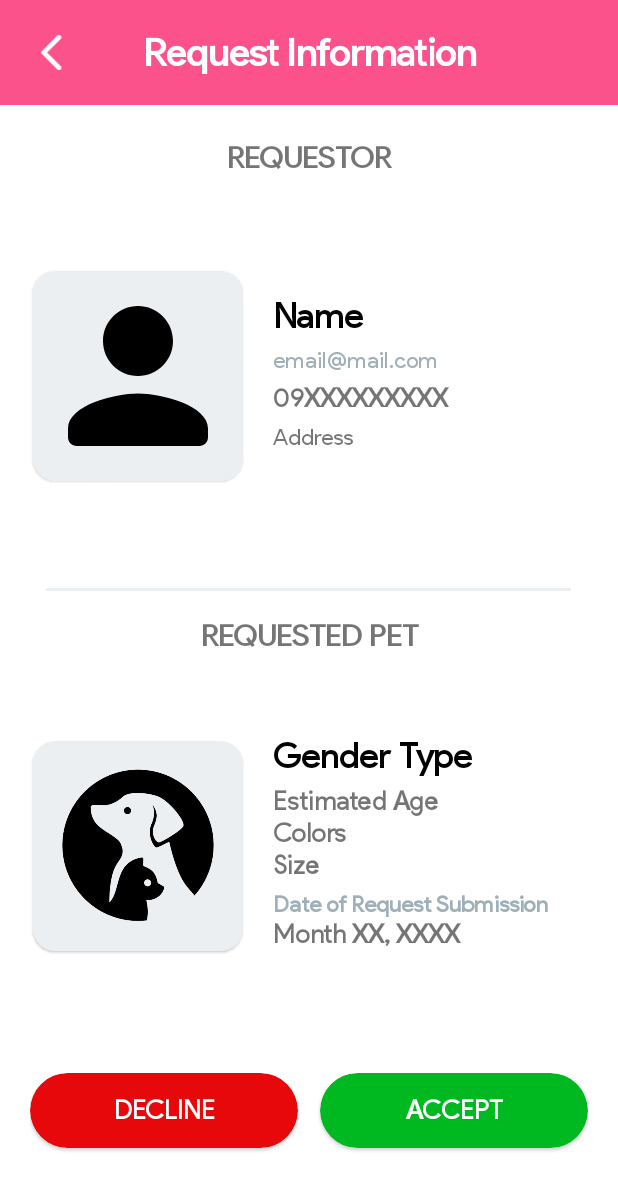
After one commit to charleology/scratch-admin, an Android app: the RequestInformation screen opened directly, with no data from a screen before it, on a phone screen of 412 x 824 dp. The commit adds this screen. Shown: the top 1190 px of the screen. Run offline under Robolectric (Android 15) with nearby library versions, the phone set to English and light mode, and no system bars.

```diff
--- a/app/src/main/AndroidManifest.xml
+++ b/app/src/main/AndroidManifest.xml
@@ -13,6 +13,9 @@
         android:supportsRtl="true"
         android:theme="@style/Theme.Scratchadmin"
         tools:targetApi="31">
+        <activity
+            android:name=".RequestInformation"
+            android:exported="false" />
         <activity
             android:name=".CreateReport"
             android:exported="false" />
--- /dev/null
+++ b/app/src/main/java/com/example/scratch_admin/RequestInformation.java
@@ -0,0 +1,22 @@
+package com.example.scratch_admin;
+
+import androidx.appcompat.app.AppCompatActivity;
+
+import android.os.Bundle;
+import android.view.View;
+import android.view.Window;
+
+public class RequestInformation extends AppCompatActivity {
+
+    @Override
+    protected void onCreate(Bundle savedInstanceState) {
+        super.onCreate(savedInstanceState);
+        setContentView(R.layout.activity_request_information);
+        getSupportActionBar().hide();
+
+        //to adopt status bar to the pink header
+        Window window = this.getWindow();
+        window.setStatusBarColor(this.getResources().getColor(R.color.pink));
+        window.getDecorView().setSystemUiVisibility(View.SYSTEM_UI_FLAG_LAYOUT_STABLE);
+    }
+}
--- a/app/src/main/java/com/example/scratch_admin/RequestList.java
+++ b/app/src/main/java/com/example/scratch_admin/RequestList.java
@@ -4,6 +4,7 @@ import androidx.appcompat.app.AppCompatActivity;
 import androidx.recyclerview.widget.LinearLayoutManager;
 import androidx.recyclerview.widget.RecyclerView;
 
+import android.content.Intent;
 import android.os.Bundle;
 import android.view.View;
 import android.view.Window;
@@ -55,6 +56,11 @@ public class RequestList extends AppCompatActivity {
         });
     }
 
+    public void onRequestPressed(View view){
+        Intent i = new Intent(RequestList.this, RequestInformation.class);
+        startActivity(i);
+    }
+
     public void back(View view){
         onBackPressed();
     }
--- /dev/null
+++ b/app/src/main/res/drawable/ic_round_person_24.xml
@@ -0,0 +1,5 @@
+<vector android:height="24dp" android:tint="#000000"
+    android:viewportHeight="24" android:viewportWidth="24"
+    android:width="24dp" xmlns:android="http://schemas.android.com/apk/res/android">
+    <path android:fillColor="@android:color/white" android:pathData="M12,12c2.21,0 4,-1.79 4,-4s-1.79,-4 -4,-4 -4,1.79 -4,4 1.79,4 4,4zM12,14c-2.67,0 -8,1.34 -8,4v1c0,0.55 0.45,1 1,1h14c0.55,0 1,-0.45 1,-1v-1c0,-2.66 -5.33,-4 -8,-4z"/>
+</vector>
--- a/app/src/main/res/layout/activity_dashboard.xml
+++ b/app/src/main/res/layout/activity_dashboard.xml
@@ -40,11 +40,11 @@
     </LinearLayout>
 
     <com.google.android.material.card.MaterialCardView
+        style="@style/CustomCardViewStyle"
         android:layout_width="match_parent"
         android:layout_height="match_parent"
         android:layout_marginTop="5dp"
-        android:backgroundTint="@color/darkerNighty"
-        app:cardCornerRadius="20dp">
+        android:backgroundTint="@color/darkerNighty">
 
         <LinearLayout
             android:layout_width="match_parent"
@@ -57,8 +57,8 @@
                 android:layout_height="match_parent"
                 android:layout_weight="0.25"
                 android:orientation="horizontal"
-                android:paddingHorizontal="15dp"
-                android:paddingTop="15dp"
+                android:paddingHorizontal="10dp"
+                android:paddingTop="10dp"
                 android:weightSum="2">
 
                 <LinearLayout
@@ -262,7 +262,7 @@
                 android:layout_height="match_parent"
                 android:layout_weight="1.75"
                 android:orientation="horizontal"
-                android:paddingHorizontal="15dp"
+                android:paddingHorizontal="10dp"
                 android:paddingBottom="15dp">
 
                 <com.google.android.material.card.MaterialCardView
--- a/app/src/main/res/layout/activity_manage_account.xml
+++ b/app/src/main/res/layout/activity_manage_account.xml
@@ -7,16 +7,11 @@
     android:orientation="vertical"
     tools:context=".ManageAccount">
 
-
-    <com.google.android.material.card.MaterialCardView
-        android:layout_width="match_parent"
-        android:layout_height="70dp"
-        style="@style/CustomCardViewStyle"
-        android:backgroundTint="@color/pink">
     <LinearLayout
         android:id="@+id/pinkHeader"
         android:layout_width="match_parent"
         android:layout_height="70dp"
+        android:background="@color/pink"
         android:gravity="center"
         android:orientation="horizontal"
         android:paddingStart="15dp"
@@ -51,8 +46,6 @@
             android:onClick="onCreateAccountPressed"/>
 
     </LinearLayout>
-
-    </com.google.android.material.card.MaterialCardView>
 
     <LinearLayout
         android:layout_width="match_parent"
--- /dev/null
+++ b/app/src/main/res/layout/activity_request_information.xml
@@ -0,0 +1,343 @@
+<?xml version="1.0" encoding="utf-8"?>
+<LinearLayout xmlns:android="http://schemas.android.com/apk/res/android"
+    xmlns:app="http://schemas.android.com/apk/res-auto"
+    xmlns:tools="http://schemas.android.com/tools"
+    android:layout_width="match_parent"
+    android:layout_height="match_parent"
+    android:background="@color/nighty"
+    android:orientation="vertical"
+    tools:context=".RequestInformation">
+
+    <LinearLayout
+        android:id="@+id/pinkHeader"
+        android:layout_width="match_parent"
+        android:layout_height="70dp"
+        android:background="@color/pink"
+        android:gravity="center"
+        android:orientation="horizontal"
+        android:paddingStart="15dp"
+        android:paddingEnd="15dp"
+        android:weightSum="3">
+
+        <ImageView
+            android:id="@+id/reqInfoBackIv"
+            android:layout_width="match_parent"
+            android:layout_height="30dp"
+            android:layout_weight="1.35"
+            android:src="@drawable/ic_round_arrow_back_ios_24"
+            app:tint="@color/whitey" />
+
+        <TextView
+            android:layout_width="match_parent"
+            android:layout_height="wrap_content"
+            android:layout_weight="0.3"
+            android:textAlignment="center"
+            android:text="Request Information"
+            android:textColor="@color/whitey"
+            android:textSize="25sp"
+            android:textStyle="bold" />
+
+        <ImageView
+            android:layout_width="match_parent"
+            android:layout_height="30dp"
+            android:layout_weight="1.35"
+            android:alpha="0"
+            android:src="@drawable/ic_round_add_24"
+            app:tint="@color/whitey" />
+
+    </LinearLayout>
+
+    <LinearLayout
+        android:layout_width="match_parent"
+        android:layout_height="match_parent"
+        android:layout_weight="0.25"
+        android:gravity="center"
+        android:orientation="vertical"
+        android:paddingVertical="15dp"
+        android:weightSum="2">
+
+        <LinearLayout
+            android:layout_width="match_parent"
+            android:layout_height="match_parent"
+            android:layout_weight="1"
+            android:orientation="vertical"
+            android:paddingHorizontal="7dp"
+            android:paddingVertical="7dp">
+
+            <TextView
+                android:layout_width="match_parent"
+                android:layout_height="wrap_content"
+                android:text="REQUESTOR"
+                android:textAlignment="center"
+                android:textSize="20sp"
+                android:textStyle="bold" />
+
+            <LinearLayout
+                android:layout_width="match_parent"
+                android:layout_height="match_parent"
+                android:gravity="center"
+                android:orientation="horizontal"
+                android:weightSum="2">
+
+                <LinearLayout
+                    android:layout_width="match_parent"
+                    android:layout_height="match_parent"
+                    android:layout_weight="1.15"
+                    android:gravity="center"
+                    android:orientation="vertical">
+
+                    <com.google.android.material.card.MaterialCardView
+                        android:layout_width="140dp"
+                        android:layout_height="140dp"
+                        app:cardCornerRadius="15dp">
+
+                        <ImageView
+                            android:id="@+id/reqInfoUserPicIv"
+                            android:layout_width="match_parent"
+                            android:layout_height="match_parent"
+                            android:scaleType="centerCrop"
+                            android:src="@drawable/ic_round_person_24"
+                            android:background="@color/lightgray"/>
+
+                    </com.google.android.material.card.MaterialCardView>
+
+                </LinearLayout>
+
+                <LinearLayout
+                    android:layout_width="match_parent"
+                    android:layout_height="match_parent"
+                    android:layout_weight="0.85"
+                    android:gravity="center"
+                    android:orientation="vertical"
+                    android:paddingHorizontal="5dp">
+
+                    <TextView
+                        android:id="@+id/reqInfoUserNameTv"
+                        android:layout_width="match_parent"
+                        android:layout_height="wrap_content"
+                        android:layout_marginBottom="5dp"
+                        android:text="Name"
+                        android:textSize="23sp"
+                        android:textColor="@color/black"
+                        android:textStyle="bold" />
+
+                    <TextView
+                        android:id="@+id/reqInfoUserEmailTv"
+                        android:layout_width="match_parent"
+                        android:layout_height="wrap_content"
+                        android:layout_marginBottom="5dp"
+                        android:text="email@mail.com"
+                        android:textColor="@color/textgray"
+                        android:textSize="15sp" />
+
+                    <TextView
+                        android:id="@+id/reqInfoUserContactTv"
+                        android:layout_width="match_parent"
+                        android:layout_height="wrap_content"
+                        android:layout_marginBottom="5dp"
+                        android:text="09XXXXXXXXX"
+                        android:textSize="17sp"
+                        android:textStyle="bold" />
+
+                    <TextView
+                        android:id="@+id/reqInforUserAddressTv"
+                        android:layout_width="match_parent"
+                        android:layout_height="wrap_content"
+                        android:layout_marginBottom="5dp"
+                        android:text="Address"
+                        android:textSize="15sp" />
+
+                </LinearLayout>
+
+            </LinearLayout>
+
+        </LinearLayout>
+
+        <View
+            android:layout_width="350dp"
+            android:layout_height="2dp"
+            android:background="@color/lightgray" />
+
+        <LinearLayout
+            android:layout_width="match_parent"
+            android:layout_height="match_parent"
+            android:layout_weight="1"
+            android:orientation="vertical"
+            android:paddingHorizontal="7dp"
+            android:paddingVertical="7dp">
+
+            <TextView
+                android:layout_marginTop="10dp"
+                android:layout_width="match_parent"
+                android:layout_height="wrap_content"
+                android:text="REQUESTED PET"
+                android:textAlignment="center"
+                android:textSize="20sp"
+                android:textStyle="bold" />
+
+            <LinearLayout
+                android:layout_width="match_parent"
+                android:layout_height="match_parent"
+                android:gravity="center"
+                android:orientation="horizontal"
+                android:weightSum="2">
+
+                <LinearLayout
+                    android:layout_width="match_parent"
+                    android:layout_height="match_parent"
+                    android:layout_weight="1.15"
+                    android:gravity="center"
+                    android:orientation="vertical">
+
+                    <com.google.android.material.card.MaterialCardView
+                        android:layout_width="140dp"
+                        android:layout_height="140dp"
+                        app:cardCornerRadius="15dp">
+
+                        <ImageView
+                            android:id="@+id/reqInfoPetPicIv"
+                            android:layout_width="match_parent"
+                            android:layout_height="match_parent"
+                            android:scaleType="centerCrop"
+                            android:src="@drawable/dog_cat"
+                            android:background="@color/lightgray"/>
+
+                    </com.google.android.material.card.MaterialCardView>
+
+                </LinearLayout>
+
+                <LinearLayout
+                    android:layout_width="match_parent"
+                    android:layout_height="match_parent"
+                    android:layout_weight="0.85"
+                    android:gravity="center"
+                    android:orientation="vertical"
+                    android:paddingHorizontal="5dp">
+
+                    <TextView
+                        android:id="@+id/reqInfoGenderTypeTv"
+                        android:layout_width="match_parent"
+                        android:layout_height="wrap_content"
+                        android:layout_marginBottom="5dp"
+                        android:text="Gender Type"
+                        android:textSize="23sp"
+                        android:textColor="@color/black"
+                        android:textStyle="bold" />
+
+                    <TextView
+                        android:id="@+id/reqInfoAgeTv"
+                        android:layout_width="match_parent"
+                        android:layout_height="wrap_content"
+                        android:text="Estimated Age"
+                        android:textSize="17sp"
+                        android:textStyle="bold" />
+
+                    <TextView
+                        android:id="@+id/reqInfoColorTv"
+                        android:layout_width="match_parent"
+                        android:layout_height="wrap_content"
+                        android:text="Colors"
+                        android:textSize="17sp"
+                        android:textStyle="bold" />
+
+                    <TextView
+                        android:id="@+id/reqInfoSizeTv"
+                        android:layout_width="match_parent"
+                        android:layout_height="wrap_content"
+                        android:layout_marginBottom="5dp"
+                        android:text="Size"
+                        android:textSize="17sp"
+                        android:textStyle="bold" />
+
+                    <TextView
+                        android:layout_width="match_parent"
+                        android:layout_height="wrap_content"
+                        android:text="Date of Request Submission"
+                        android:textSize="15sp"
+                        android:textStyle="bold"
+                        android:textColor="@color/textgray"/>
+
+                    <TextView
+                        android:id="@+id/reqInfoSubmitDateTv"
+                        android:layout_width="match_parent"
+                        android:layout_height="wrap_content"
+                        android:layout_marginBottom="5dp"
+                        android:text="Month XX, XXXX"
+                        android:textSize="17sp"
+                        android:textStyle="bold"/>
+
+                </LinearLayout>
+
+            </LinearLayout>
+
+        </LinearLayout>
+
+    </LinearLayout>
+
+    <LinearLayout
+        android:layout_width="match_parent"
+        android:layout_height="match_parent"
+        android:weightSum="2"
+        android:layout_weight="1"
+        android:orientation="horizontal"
+        android:gravity="center_horizontal"
+        android:paddingHorizontal="20dp">
+
+        <com.google.android.material.card.MaterialCardView
+            android:layout_width="match_parent"
+            android:layout_weight="1"
+            android:layout_height="50dp"
+            app:cardCornerRadius="100dp"
+            android:layout_marginEnd="7.5dp"
+            android:backgroundTint="@color/red">
+
+            <LinearLayout
+                android:layout_width="match_parent"
+                android:layout_height="match_parent"
+                android:orientation="vertical"
+                android:gravity="center">
+
+                <TextView
+                    android:layout_width="match_parent"
+                    android:layout_height="wrap_content"
+                    android:text="DECLINE"
+                    android:textColor="@color/whitey"
+                    android:textStyle="bold"
+                    android:textSize="17dp"
+                    android:textAlignment="center"/>
+
+            </LinearLayout>
+
+        </com.google.android.material.card.MaterialCardView>
+
+        <com.google.android.material.card.MaterialCardView
+            android:layout_width="match_parent"
+            android:layout_weight="1"
+            android:layout_height="50dp"
+            app:cardCornerRadius="100dp"
+            android:layout_marginStart="7.5dp"
+            android:backgroundTint="@color/green">
+
+            <LinearLayout
+                android:layout_width="match_parent"
+                android:layout_height="match_parent"
+                android:orientation="vertical"
+                android:gravity="center">
+
+                <TextView
+                    android:layout_width="match_parent"
+                    android:layout_height="wrap_content"
+                    android:text="ACCEPT"
+                    android:textColor="@color/whitey"
+                    android:textStyle="bold"
+                    android:textSize="17dp"
+                    android:textAlignment="center"/>
+
+            </LinearLayout>
+
+        </com.google.android.material.card.MaterialCardView>
+
+    </LinearLayout>
+
+
+</LinearLayout>
--- a/app/src/main/res/layout/activity_request_list.xml
+++ b/app/src/main/res/layout/activity_request_list.xml
@@ -8,15 +8,11 @@
     android:background="@color/nighty"
     tools:context=".RequestList">
 
-    <com.google.android.material.card.MaterialCardView
-        android:layout_width="match_parent"
-        android:layout_height="70dp"
-        style="@style/CustomCardViewStyle"
-        android:backgroundTint="@color/pink">
     <LinearLayout
         android:id="@+id/pinkHeader"
         android:layout_width="match_parent"
         android:layout_height="70dp"
+        android:background="@color/pink"
         android:gravity="center"
         android:orientation="horizontal"
         android:paddingStart="15dp"
@@ -35,11 +31,13 @@
             android:layout_width="match_parent"
             android:layout_height="wrap_content"
             android:layout_weight="0.3"
+            android:onClick="onRequestPressed"
             android:paddingStart="30dp"
             android:text="Requests"
             android:textColor="@color/whitey"
             android:textSize="25sp"
-            android:textStyle="bold" />
+            android:textStyle="bold"
+            tools:ignore="TouchTargetSizeCheck" />
 
         <ImageView
             android:layout_width="match_parent"
@@ -50,8 +48,6 @@
             android:alpha="0"/>
 
     </LinearLayout>
-
-    </com.google.android.material.card.MaterialCardView>
 
     <LinearLayout
         android:layout_width="match_parent"
--- a/app/src/main/res/values-night/themes.xml
+++ b/app/src/main/res/values-night/themes.xml
@@ -155,4 +155,14 @@
         <!-- inactive track color (30% transparency) -->
         <item name="android:colorForeground">#42FFFFFF</item>
     </style>
+
+    <style name="CustomCardViewStyle" parent="@style/Widget.MaterialComponents.CardView">
+        <item name="shapeAppearanceOverlay">@style/ShapeAppearanceOverlay_card_custom_corners</item>
+    </style>
+
+    <style name="ShapeAppearanceOverlay_card_custom_corners" parent="">
+        <item name="cornerFamily">rounded</item>
+        <item name="cornerSizeTopRight">20dp</item>
+        <item name="cornerSizeTopLeft">20dp</item>
+    </style>
 </resources>
--- a/app/src/main/res/values/colors.xml
+++ b/app/src/main/res/values/colors.xml
@@ -20,7 +20,7 @@
     <color name="textgray">#9fb0b9</color>
     <color name="lightgray">#eceff1</color>
     <color name="darkgray">#3d3d39</color>
-    <color name="green">#04d428</color>
+    <color name="green">#00B820</color>
     <color name="red">#e6080B</color>
     <color name="pastelGreen">#55ab55</color>
     <color name="transparent">#00FFFFFF</color>
--- a/app/src/main/res/values/themes.xml
+++ b/app/src/main/res/values/themes.xml
@@ -154,9 +154,6 @@
         </item>
     </style>
 
-
-
-
     <style name="CustomCardViewStyle" parent="@style/Widget.MaterialComponents.CardView">
         <item name="shapeAppearanceOverlay">@style/ShapeAppearanceOverlay_card_custom_corners</item>
     </style>
@@ -164,10 +161,8 @@
 
     <style name="ShapeAppearanceOverlay_card_custom_corners" parent="">
         <item name="cornerFamily">rounded</item>
-        <item name="cornerSizeTopRight">0dp</item>
-        <item name="cornerSizeTopLeft">0dp</item>
-        <item name="cornerSizeBottomRight">0dp</item>
-        <item name="cornerSizeBottomLeft">0dp</item>
+        <item name="cornerSizeTopRight">20dp</item>
+        <item name="cornerSizeTopLeft">20dp</item>
     </style>
 
 </resources>
```
Also changed, not shown: app/src/main/res/drawable-v24/dog_cat.png (added).
